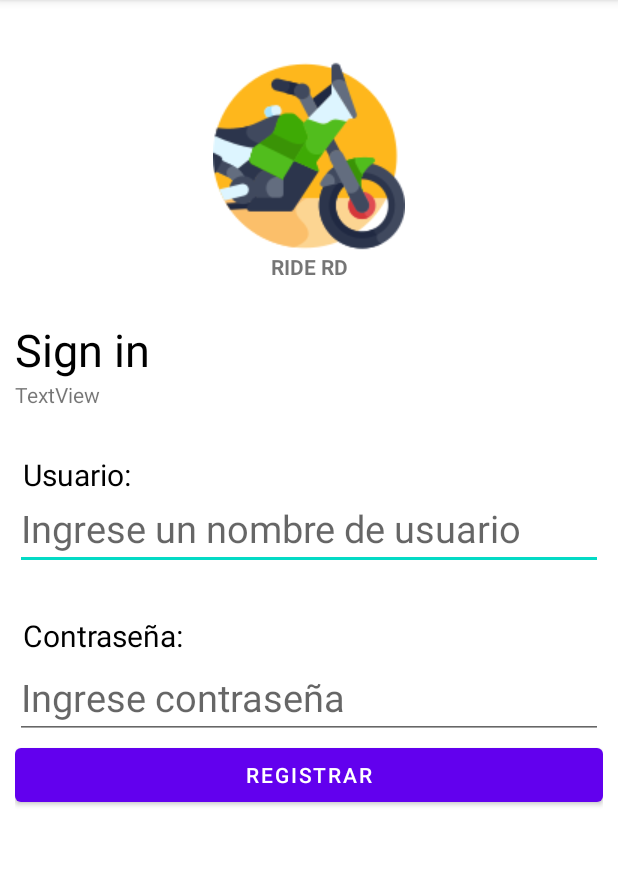
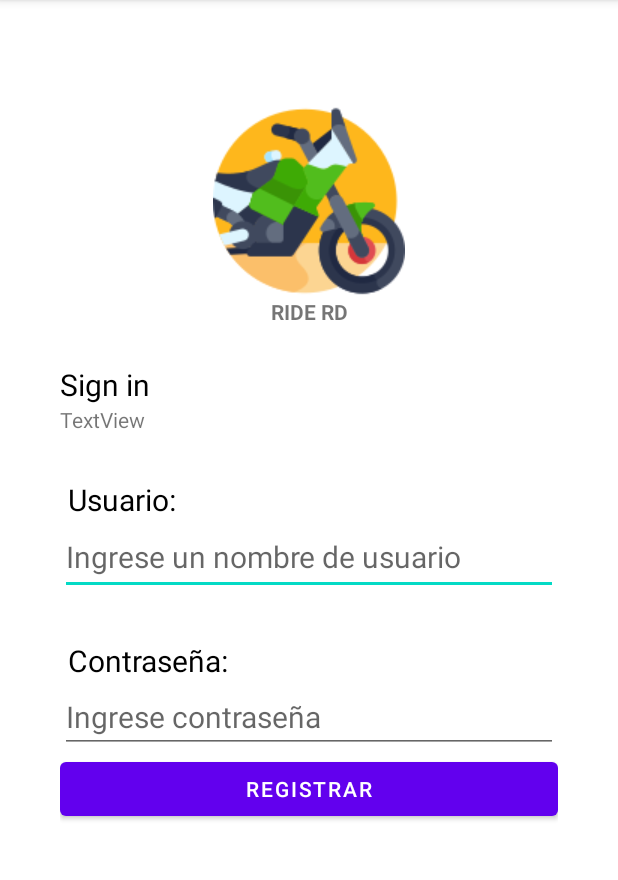
Before and after one commit to MartinMNapan/AppWebProjectDAMv1, an Android app: the screen it shows after launch (MainActivity), on a phone screen of 412 x 824 dp, the part 84-964 px from its top. Run offline under Robolectric (Android 15) with nearby library versions, the phone set to English and light mode, and no system bars.

Commit message:
Cambios 3.0 Login

```diff
--- a/app/src/main/res/layout/activity_main.xml
+++ b/app/src/main/res/layout/activity_main.xml
@@ -4,8 +4,8 @@
     xmlns:tools="http://schemas.android.com/tools"
     android:layout_width="match_parent"
     android:layout_height="match_parent"
-    android:padding="10dp"
     android:orientation="vertical"
+    android:padding="40dp"
     tools:context=".MainActivity">
 
     <ImageView
@@ -19,8 +19,8 @@
         android:id="@+id/textView2"
         android:layout_width="match_parent"
         android:layout_height="wrap_content"
+        android:gravity="center"
         android:text="RIDE RD"
-        android:gravity="center"
         android:textStyle="bold" />
 
     <TextView
@@ -29,7 +29,7 @@
         android:paddingTop="25dp"
         android:text="Sign in"
         android:textColor="@color/black"
-        android:textSize="30dp"
+        android:textSize="20dp"
         app:layout_constraintBottom_toBottomOf="parent"
         app:layout_constraintLeft_toLeftOf="parent"
         app:layout_constraintRight_toRightOf="parent"
@@ -45,28 +45,28 @@
         android:id="@+id/textView4"
         android:layout_width="wrap_content"
         android:layout_height="wrap_content"
+        android:paddingLeft="5dp"
         android:paddingTop="30dp"
-        android:paddingLeft="5dp"
         android:text="Usuario:"
-        android:textSize="20dp"
-        android:textColor="@color/black"/>
+        android:textColor="@color/black"
+        android:textSize="20dp" />
 
     <EditText
+        android:id="@+id/usermane"
         android:layout_width="match_parent"
         android:layout_height="50dp"
-        android:id="@+id/usermane"
         android:hint="Ingrese un nombre de usuario"
-        android:textSize="25dp" />
+        android:textSize="20dp" />
 
     <TextView
         android:id="@+id/textView5"
         android:layout_width="wrap_content"
         android:layout_height="wrap_content"
+        android:paddingLeft="5dp"
         android:paddingTop="30dp"
-        android:paddingLeft="5dp"
         android:text="Contraseña:"
-        android:textSize="20dp"
-        android:textColor="@color/black"/>
+        android:textColor="@color/black"
+        android:textSize="20dp" />
 
     <EditText
         android:id="@+id/editTextTextPassword"
@@ -74,8 +74,8 @@
         android:layout_height="wrap_content"
         android:ems="10"
         android:hint="Ingrese contraseña"
-        android:textSize="25dp"
-        android:inputType="textPassword" />
+        android:inputType="textPassword"
+        android:textSize="20dp" />
 
     <Button
         android:id="@+id/button"
```
